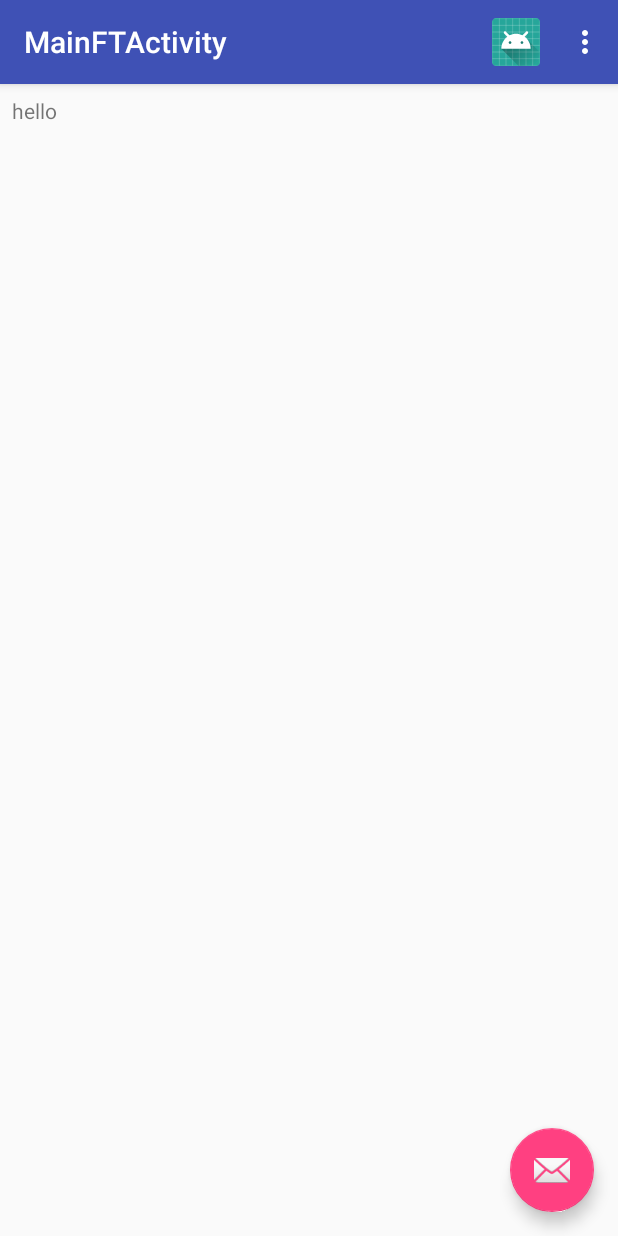
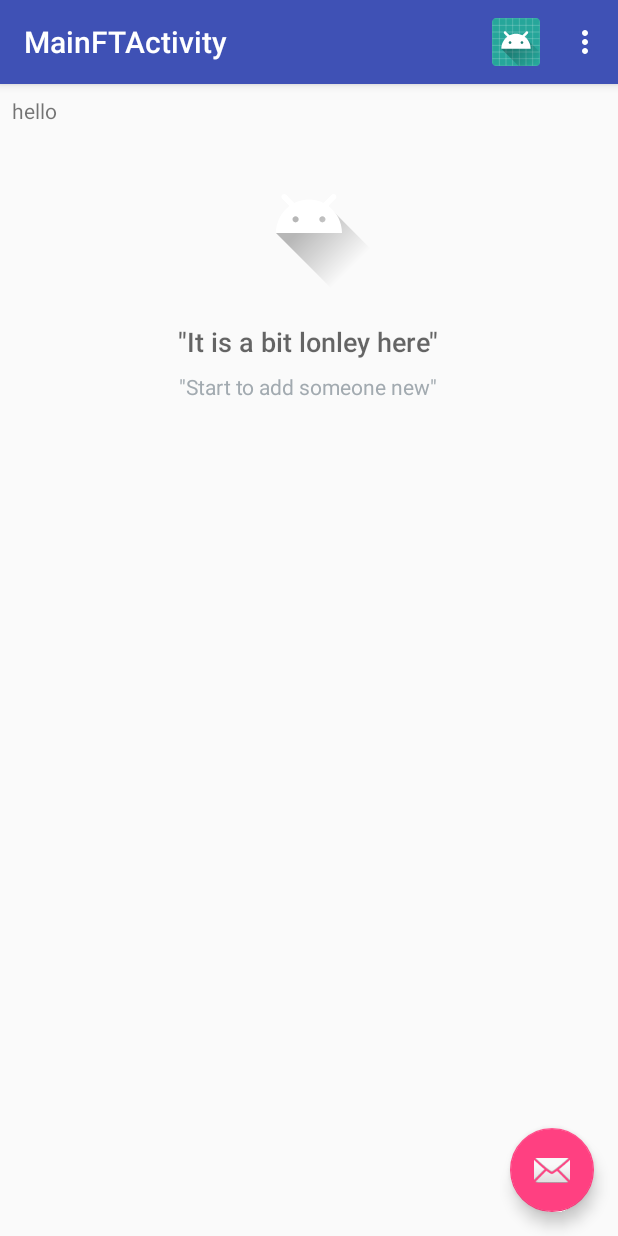
Before and after one commit to Komachka/ft_hangouts, an Android app: the screen it shows after launch (MainFTActivity), on a phone screen of 412 x 824 dp. Run offline under Robolectric (Android 15) with nearby library versions, the phone set to English and light mode, and no system bars; 1 statement that could not run was skipped.

Commit message:
Add emptu view to listView

```diff
--- a/app/src/main/java/com/example/kstorozh/ft_hangouts/MainFTActivity.java
+++ b/app/src/main/java/com/example/kstorozh/ft_hangouts/MainFTActivity.java
@@ -92,6 +92,9 @@ public class MainFTActivity extends AppCompatActivity {
         myListView.setAdapter(contactsCursoreAdapter);
         // добавляем контекстное меню к списку
         registerForContextMenu(myListView);
+
+        View emptyView = findViewById(R.id.empty_view);
+        myListView.setEmptyView(emptyView);
 
     }
 
--- a/app/src/main/res/layout/content_main_ft.xml
+++ b/app/src/main/res/layout/content_main_ft.xml
@@ -27,4 +27,40 @@
         android:layout_height="wrap_content">
     </ListView>
 
+    <RelativeLayout
+        android:orientation="vertical" android:layout_width="match_parent"
+        android:layout_height="match_parent"
+        android:layout_centerInParent="true"
+        android:id="@+id/empty_view">
+        <ImageView
+            android:id="@+id/empty_shelter_image"
+            android:layout_width="wrap_content"
+            android:layout_height="wrap_content"
+            android:layout_centerHorizontal="true"
+            android:src="@drawable/ic_launcher_foreground"/>
+
+        <TextView
+            android:id="@+id/empty_title_text"
+            android:layout_width="wrap_content"
+            android:layout_height="wrap_content"
+            android:layout_below="@+id/empty_shelter_image"
+            android:layout_centerHorizontal="true"
+            android:fontFamily="sans-serif-medium"
+            android:paddingTop="16dp"
+            android:text="@string/empty_view_title_text"
+            android:textAppearance="?android:textAppearanceMedium"/>
+
+        <TextView
+            android:id="@+id/empty_subtitle_text"
+            android:layout_width="wrap_content"
+            android:layout_height="wrap_content"
+            android:layout_below="@+id/empty_title_text"
+            android:layout_centerHorizontal="true"
+            android:fontFamily="sans-serif"
+            android:paddingTop="8dp"
+            android:text="@string/empty_view_subtitle_text"
+            android:textAppearance="?android:textAppearanceSmall"
+            android:textColor="#A2AAB0"/>
+    </RelativeLayout>
+
 </LinearLayout>
--- a/app/src/main/res/layout/empty_view.xml
+++ /dev/null
@@ -1,6 +0,0 @@
-<?xml version="1.0" encoding="utf-8"?>
-<LinearLayout xmlns:android="http://schemas.android.com/apk/res/android"
-    android:orientation="vertical" android:layout_width="match_parent"
-    android:layout_height="match_parent">
-
-</LinearLayout>
--- a/app/src/main/res/values/strings.xml
+++ b/app/src/main/res/values/strings.xml
@@ -10,4 +10,6 @@
     <string name="safe">Safe</string>
     <string name="add_record">Добавить запись</string>
     <string name="delete_record">Удалить запись</string>
+    <string name="empty_view_title_text">\"It is a bit lonley here\"</string>
+    <string name="empty_view_subtitle_text">\"Start to add someone new\"</string>
 </resources>
```
